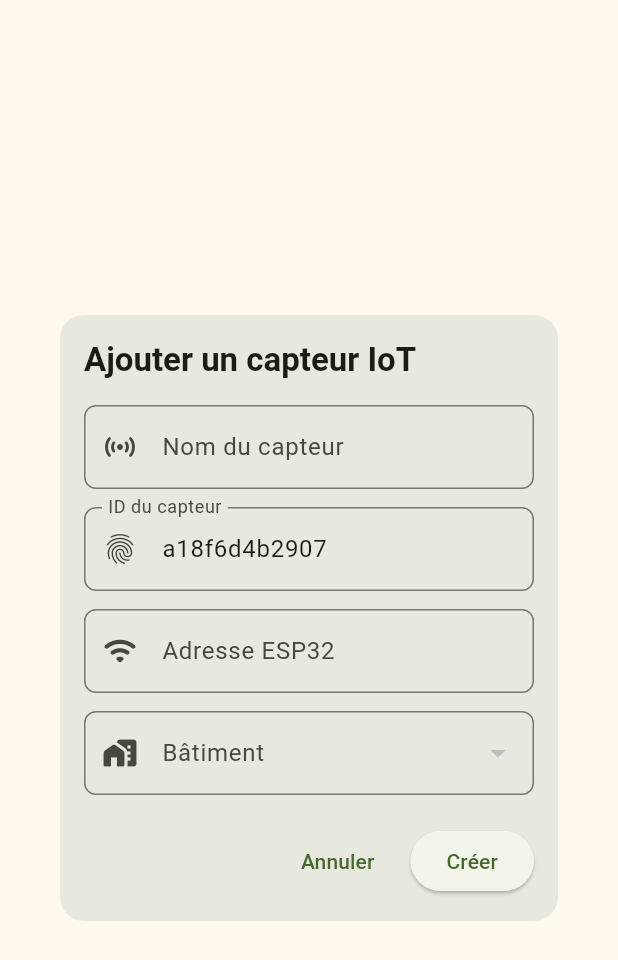
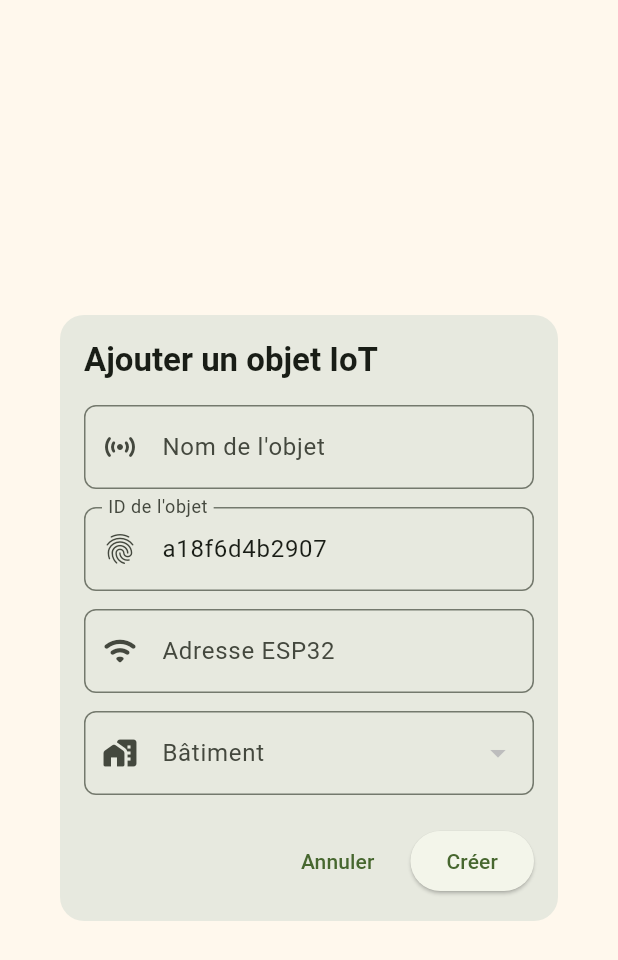
Before and after one commit to Ben-Arfa/PFE, a Flutter app: the AddDeviceDialog widget shown alone on an empty page, opened directly, on a phone screen of 412 x 824 dp. Shown: the top 960 px of the screen. Run offline on Flutter 3.47's test engine with Material 3 defaults, Android fonts, the phone set to English and light mode, and no system bars; our stand-ins replace cloud_firestore, firebase_auth, firebase_core, flutter_local_notifications, flutter_riverpod, go_router and 5 more; accounts and stored records are empty.

Commit message:
feat(iot): renommer labels 'capteur' → 'objet' dans AddDeviceDialog

```diff
--- a/lib/features/gestion_des_iot_devices/presentation/widgets/add_device_dialog.dart
+++ b/lib/features/gestion_des_iot_devices/presentation/widgets/add_device_dialog.dart
@@ -118,7 +118,7 @@ class _AddDeviceDialogState extends ConsumerState<AddDeviceDialog> {
             mainAxisSize: MainAxisSize.min,
             children: [
               Text(
-                'Ajouter un capteur IoT',
+                'Ajouter un objet IoT',
                 style: Theme.of(
                   context,
                 ).textTheme.titleLarge?.copyWith(fontWeight: FontWeight.bold),
@@ -127,8 +127,8 @@ class _AddDeviceDialogState extends ConsumerState<AddDeviceDialog> {
               TextField(
                 controller: _nameController,
                 decoration: InputDecoration(
-                  labelText: 'Nom du capteur',
-                  hintText: 'Ex: Capteur Bâtiment A',
+                  labelText: 'Nom de l\'objet',
+                  hintText: 'Ex: Objet Bâtiment A',
                   border: OutlineInputBorder(
                     borderRadius: BorderRadius.circular(8),
                   ),
@@ -139,7 +139,7 @@ class _AddDeviceDialogState extends ConsumerState<AddDeviceDialog> {
               TextField(
                 controller: _deviceIdController,
                 decoration: InputDecoration(
-                  labelText: 'ID du capteur',
+                  labelText: 'ID de l\'objet',
                   hintText: 'Identifiant unique',
                   border: OutlineInputBorder(
                     borderRadius: BorderRadius.circular(8),
```
